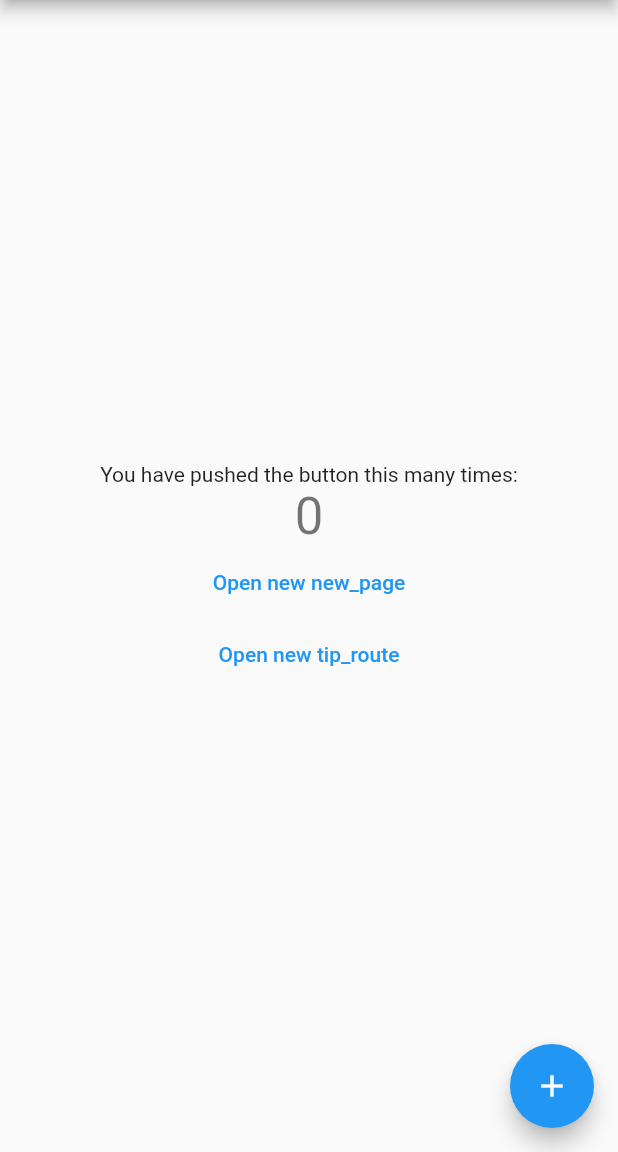
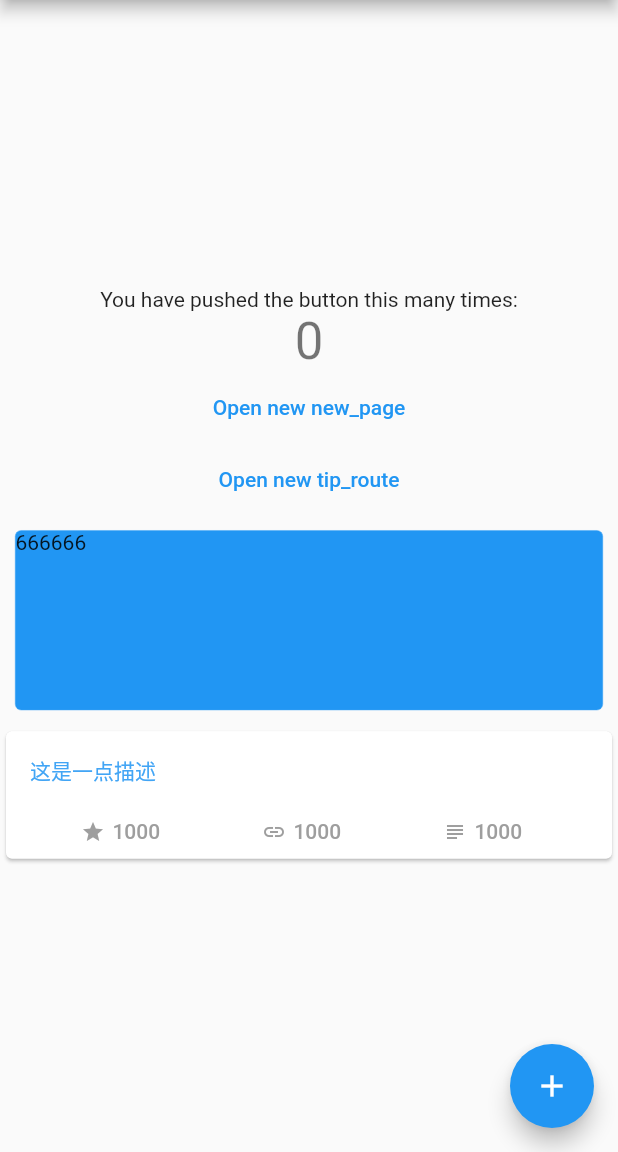
Before and after one commit to mnxzyw/flutter_app, a Flutter app: the screen it shows after launch, on a phone screen of 412 x 824 dp, the part 84-1236 px from its top. Run offline on Flutter 3.47's test engine with Material 2 defaults, Android fonts, the phone set to English and light mode, and no system bars.

Commit message:
添加控件测试

```diff
--- a/lib/main.dart
+++ b/lib/main.dart
@@ -113,6 +113,54 @@ class _MyHomePageState extends State<MyHomePage> {
     });
   }
 
+  ///返回一个居中带图标和文本的Item
+  _getBottomItem(IconData icon, String text) {
+    ///充满 Row 横向的布局
+    return new Expanded(
+      flex: 1,
+
+      ///居中显示
+      child: new Center(
+
+        ///横向布局
+        child: new Row(
+
+          ///主轴居中,即是横向居中
+          mainAxisAlignment: MainAxisAlignment.center,
+
+          ///大小按照最大充满
+          mainAxisSize: MainAxisSize.max,
+
+          ///竖向也居中
+          crossAxisAlignment: CrossAxisAlignment.center,
+          children: <Widget>[
+
+            ///一个图标，大小16.0，灰色
+            new Icon(
+              icon,
+              size: 16.0,
+              color: Colors.grey,
+            ),
+
+            ///间隔
+            new Padding(padding: new EdgeInsets.only(left: 5.0)),
+
+            ///显示文本
+            new Text(
+              text,
+              //设置字体样式：颜色灰色，字体大小14.0
+              style: new TextStyle(color: Colors.grey, fontSize: 14.0),
+              //超过的省略为...显示
+              overflow: TextOverflow.ellipsis,
+              //最长一行
+              maxLines: 1,
+            ),
+          ],
+        ),
+      ),
+    );
+  }
+
   @override
   Widget build(BuildContext context) {
     // This method is rerun every time setState is called, for instance as done
@@ -169,6 +217,74 @@ class _MyHomePageState extends State<MyHomePage> {
                     arguments: "tip_route");
               },
             ),
+            Container(
+
+              ///四周10大小的maring
+                margin: EdgeInsets.all(10.0),
+                height: 120.0,
+                width: 500.0,
+
+                ///透明黑色遮罩
+                decoration: new BoxDecoration(
+
+                  ///弧度为4.0
+                    borderRadius: BorderRadius.all(Radius.circular(4.0)),
+
+                    ///设置了decoration的color，就不能设置Container的color。
+                    color: Colors.blue,
+
+                    ///边框x
+                    border:
+                    new Border.all(color: Color(0xFF42A5F5), width: 0.3)),
+                child: new Text("666666")),
+            Container(
+
+              ///卡片包装
+              child: new Card(
+
+                ///增加点击效果
+                  child: new FlatButton(
+                      onPressed: () {
+                        print("点击了哦");
+                      },
+                      child: new Padding(
+                        padding: new EdgeInsets.only(
+                            left: 0.0, top: 10.0, right: 10.0, bottom: 10.0),
+                        child: new Column(
+                          mainAxisSize: MainAxisSize.min,
+                          children: <Widget>[
+
+                            ///文本描述
+                            new Container(
+                                child: new Text(
+                                  "这是一点描述",
+                                  style: TextStyle(
+                                    color: Color(0xFF42A5F5),
+                                    fontSize: 14.0,
+                                  ),
+
+                                  ///最长三行，超过 ... 显示
+                                  maxLines: 3,
+                                  overflow: TextOverflow.ellipsis,
+                                ),
+                                margin:
+                                new EdgeInsets.only(top: 6.0, bottom: 2.0),
+                                alignment: Alignment.topLeft),
+                            new Padding(padding: EdgeInsets.all(10.0)),
+
+                            ///三个平均分配的横向图标文字
+                            new Row(
+                              crossAxisAlignment: CrossAxisAlignment.start,
+                              children: <Widget>[
+                                _getBottomItem(Icons.star, "1000"),
+                                _getBottomItem(Icons.link, "1000"),
+                                _getBottomItem(Icons.subject, "1000"),
+                              ],
+                            ),
+                          ],
+                        ),
+                      ))),
+            ),
           ],
         ),
       ),
```
Also changed, not shown: pubspec.lock, 1 other file.
